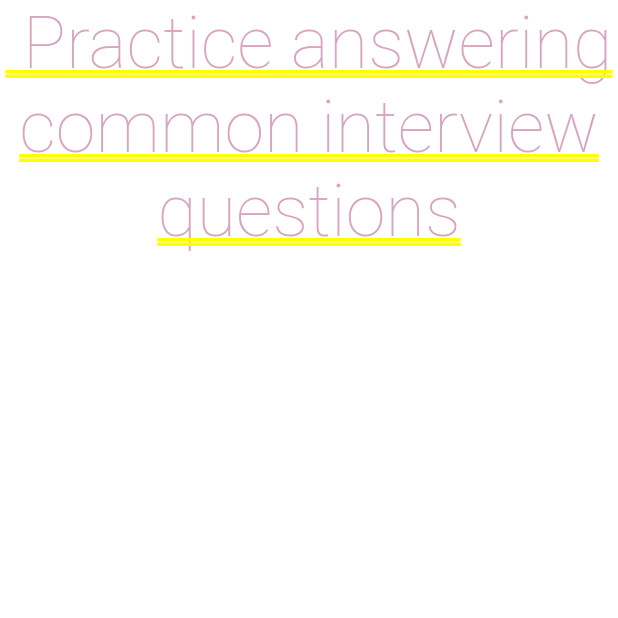
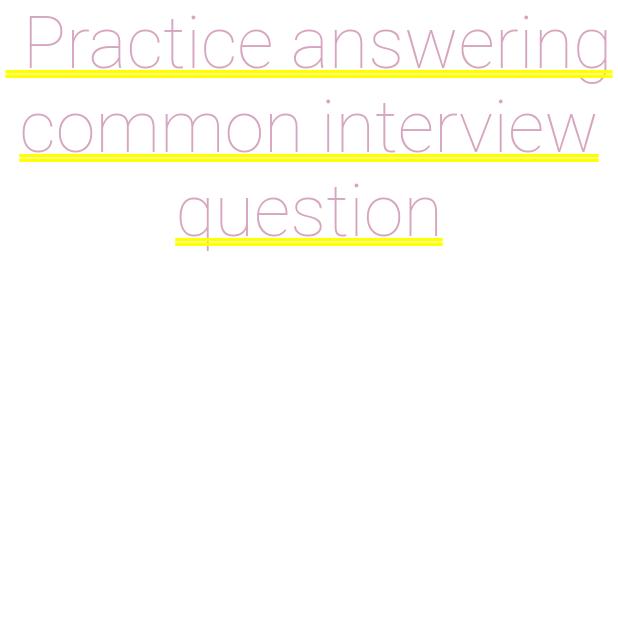
Before and after one commit to fidelmak/dartinterview, a Flutter app: the display screen opened by its route, on a phone screen of 412 x 824 dp, the top half of it. Run offline on Flutter 3.47's test engine with Material 2 defaults, Android fonts, the phone set to English and light mode, and no system bars; our stand-ins replace carousel_slider, flutter_svg; Roboto replaces fonts that are missing (SourceSansPro - Regular).

Commit message:
Changes to be committed:

```diff
--- a/lib/screens/display.dart
+++ b/lib/screens/display.dart
@@ -12,7 +12,7 @@ class _displayState extends State<display> {
   Widget build(BuildContext context) {
     return Container(
       child: Text(
-        " Practice answering common interview questions ",
+        " Practice answering common interview question ",
         textAlign: TextAlign.center,
         style: TextStyle(
           color: Color.fromARGB(122, 172, 66, 122),
```
